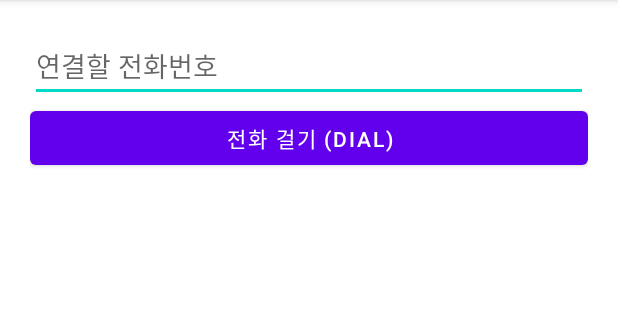
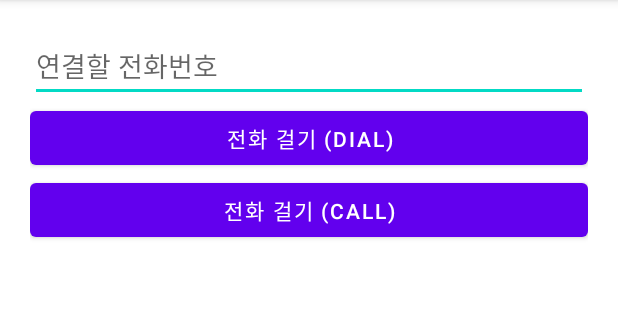
Before and after one commit to cho881020/AndroidIntent_20220517, an Android app: the screen it shows after launch (MainActivity), on a phone screen of 412 x 824 dp, the part 84-404 px from its top. Run offline under Robolectric (Android 15) with nearby library versions, the phone set to English and light mode, and no system bars.

Commit message:
CALL 액션 예제 - 권한 문제로 동작 X

```diff
--- a/app/src/main/res/layout/activity_main.xml
+++ b/app/src/main/res/layout/activity_main.xml
@@ -21,4 +21,11 @@
         android:layout_height="wrap_content"
         android:text="전화 걸기 (DIAL)" />
 
+    <Button
+        android:id="@+id/btnCall"
+        android:layout_width="match_parent"
+        android:layout_height="wrap_content"
+        android:text="전화 걸기 (CALL)" />
+
+
 </LinearLayout>
```
Also changed, not shown: app/src/main/java/kr/nepp/androidintent_20220517/MainActivity.kt (+9 -0 lines).
